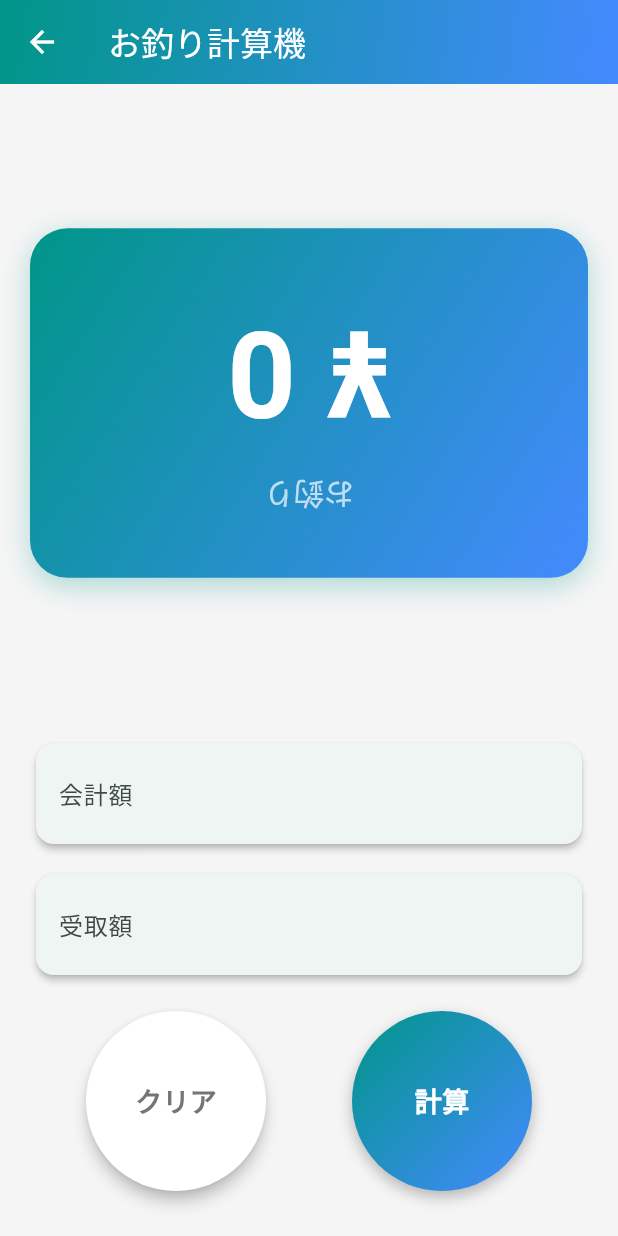
After one commit to cmk95717-cmyk/deli_taku, a Flutter app: the screen it shows after launch, after a tap on the "calculate" icon, on a phone screen of 412 x 824 dp. The commit adds this screen. Run offline on Flutter 3.47's test engine with Material 3 defaults, Android fonts, the phone set to English and light mode, and no system bars; our stand-ins replace share_plus, shared_preferences; missing offline and left inert: universal_html.

Commit message:
新しいお釣り計算機画面を追加し、メイン画面から遷移できるようにしました

```diff
--- /dev/null
+++ b/lib/change_calculator_page.dart
@@ -0,0 +1,268 @@
+import 'package:intl/intl.dart';
+import 'package:flutter/material.dart';
+import 'package:shared_preferences/shared_preferences.dart';
+
+class ChangeCalculatorPage extends StatefulWidget {
+  const ChangeCalculatorPage({super.key});
+
+  @override
+  State<ChangeCalculatorPage> createState() => _ChangeCalculatorPageState();
+}
+
+class _ChangeCalculatorPageState extends State<ChangeCalculatorPage> {
+  // 1. 変数とコントローラー
+  final _paymentController = TextEditingController();
+  final _receivedController = TextEditingController();
+  final formatter = NumberFormat("#,###");
+  int _change = 0;
+
+  @override
+  void initState() {
+    super.initState();
+    _loadData(); // 起動時に読み込む
+  }
+
+  @override
+  void dispose() {
+    _paymentController.dispose();
+    _receivedController.dispose();
+    super.dispose();
+  }
+
+  // --- データの保存と読み込み ---
+
+  Future<void> _saveData() async {
+    final prefs = await SharedPreferences.getInstance();
+    await prefs.setString('calc_payment', _paymentController.text);
+    await prefs.setString('calc_received', _receivedController.text);
+    await prefs.setInt('calc_change', _change);
+  }
+
+  Future<void> _loadData() async {
+    final prefs = await SharedPreferences.getInstance();
+    setState(() {
+      _paymentController.text = prefs.getString('calc_payment') ?? "";
+      _receivedController.text = prefs.getString('calc_received') ?? "";
+      _change = prefs.getInt('calc_change') ?? 0;
+    });
+  }
+
+  // --- UIを作る部品（メソッド） ---
+
+  Widget _buildInputCard(String label, TextEditingController controller) {
+    return Card(
+      elevation: 2,
+      shape: RoundedRectangleBorder(borderRadius: BorderRadius.circular(12)),
+      child: Padding(
+        padding: const EdgeInsets.symmetric(horizontal: 15, vertical: 5),
+        child: TextField(
+          controller: controller,
+          keyboardType: TextInputType.number,
+          decoration: InputDecoration(
+            labelText: label,
+            border: InputBorder.none,
+            suffixText: '円',
+          ),
+        ),
+      ),
+    );
+  }
+
+  Widget _buildRoundButton({
+    required String label,
+    required Color color,
+    required Color textColor,
+    required VoidCallback onPressed,
+  }) {
+    return SizedBox(
+      width: 120,
+      height: 120,
+      child: ElevatedButton(
+        onPressed: onPressed,
+        style: ElevatedButton.styleFrom(
+          backgroundColor: color,
+          shape: const CircleBorder(),
+          elevation: 4,
+        ),
+        child: Text(
+          label,
+          style: TextStyle(
+            color: textColor,
+            fontSize: 18,
+            fontWeight: FontWeight.bold,
+          ),
+        ),
+      ),
+    );
+  }
+
+  @override
+  Widget build(BuildContext context) {
+    return Scaffold(
+      backgroundColor: const Color(0xFFF5F5F5),
+      appBar: AppBar(
+        title: const Text('お釣り計算機'),
+        // ヘッダーにグラデーションを適用
+        flexibleSpace: Container(
+          decoration: const BoxDecoration(
+            gradient: LinearGradient(
+              colors: [Colors.teal, Colors.blueAccent],
+              begin: Alignment.topLeft,
+              end: Alignment.bottomRight,
+            ),
+          ),
+        ),
+        foregroundColor: Colors.white,
+        elevation: 0,
+      ),
+      body: Column(
+        children: [
+          // 1. お釣り表示枠
+          Expanded(
+            flex: 3,
+            child: Center(
+              child: Container(
+                width: double.infinity,
+                padding: const EdgeInsets.symmetric(
+                  vertical: 40,
+                  horizontal: 20,
+                ),
+                margin: const EdgeInsets.all(20),
+                decoration: BoxDecoration(
+                  // 枠のグラデーションは反転させず、アプリの基本方向に合わせる
+                  gradient: const LinearGradient(
+                    colors: [Colors.teal, Colors.blueAccent],
+                    begin: Alignment.topLeft,
+                    end: Alignment.bottomRight,
+                  ),
+                  borderRadius: BorderRadius.circular(25),
+                  boxShadow: [
+                    BoxShadow(
+                      color: Colors.teal.withOpacity(0.3),
+                      blurRadius: 15,
+                      offset: const Offset(0, 5),
+                    ),
+                  ],
+                ),
+                // ★ここでお釣りの文字だけを180度回転させる
+                child: Transform.rotate(
+                  angle: 3.14159,
+                  child: Column(
+                    mainAxisSize: MainAxisSize.min,
+                    children: [
+                      const Text(
+                        'お釣り',
+                        style: TextStyle(fontSize: 20, color: Colors.white70),
+                      ),
+                      const SizedBox(height: 10),
+                      FittedBox(
+                        child: Text(
+                          '¥ ${formatter.format(_change)}', // ★カンマ区切りを適用
+                          style: const TextStyle(
+                            fontSize: 80,
+                            fontWeight: FontWeight.bold,
+                            color: Colors.white,
+                          ),
+                        ),
+                      ),
+                    ],
+                  ),
+                ),
+              ),
+            ),
+          ),
+
+          // 2. 入力エリア（下揃え）
+          Padding(
+            padding: const EdgeInsets.symmetric(horizontal: 20, vertical: 10),
+            child: Column(
+              mainAxisSize: MainAxisSize.min,
+              children: [
+                _buildInputCard("会計額", _paymentController),
+                const SizedBox(height: 12),
+                _buildInputCard("受取額", _receivedController),
+              ],
+            ),
+          ),
+
+          // 3. アクションボタン
+          SafeArea(
+            child: Padding(
+              padding: const EdgeInsets.only(bottom: 30, top: 10),
+              child: Row(
+                mainAxisAlignment: MainAxisAlignment.spaceEvenly,
+                children: [
+                  _buildRoundButton(
+                    label: "クリア",
+                    color: Colors.white,
+                    textColor: Colors.grey[600]!,
+                    onPressed: () {
+                      setState(() {
+                        _paymentController.clear();
+                        _receivedController.clear();
+                        _change = 0;
+                      });
+                      _saveData();
+                    },
+                  ),
+                  // 計算ボタン（グラデーションを適用するために部品を少し変更）
+                  _buildGradientRoundButton(
+                    label: "計算",
+                    onPressed: () {
+                      FocusScope.of(context).unfocus();
+                      setState(() {
+                        int payment =
+                            int.tryParse(_paymentController.text) ?? 0;
+                        int received =
+                            int.tryParse(_receivedController.text) ?? 0;
+                        _change = received - payment;
+                      });
+                      _saveData();
+                    },
+                  ),
+                ],
+              ),
+            ),
+          ),
+        ],
+      ),
+    );
+  }
+
+  Widget _buildGradientRoundButton({
+    required String label,
+    required VoidCallback onPressed,
+  }) {
+    return GestureDetector(
+      onTap: onPressed,
+      child: Container(
+        width: 120,
+        height: 120,
+        decoration: const BoxDecoration(
+          shape: BoxShape.circle,
+          gradient: LinearGradient(
+            colors: [Colors.teal, Colors.blueAccent],
+            begin: Alignment.topLeft,
+            end: Alignment.bottomRight,
+          ),
+          boxShadow: [
+            BoxShadow(
+              color: Colors.black26,
+              blurRadius: 8,
+              offset: Offset(0, 4),
+            ),
+          ],
+        ),
+        alignment: Alignment.center,
+        child: Text(
+          label,
+          style: const TextStyle(
+            color: Colors.white,
+            fontSize: 18,
+            fontWeight: FontWeight.bold,
+          ),
+        ),
+      ),
+    );
+  }
+} // クラスの最後をしっかり閉じる
--- a/lib/main.dart
+++ b/lib/main.dart
@@ -11,6 +11,8 @@ import 'package:intl/intl.dart';
 import 'package:shared_preferences/shared_preferences.dart';
 import 'package:share_plus/share_plus.dart';
 import 'package:universal_html/html.dart' as html;
+
+import 'change_calculator_page.dart';
 
 void main() {
   runApp(const MyApp());
@@ -545,6 +547,20 @@ class _CalculatorScreenState extends State<CalculatorScreen> {
           ),
         ],
       ),
+
+      floatingActionButton: FloatingActionButton(
+        onPressed: () {
+          // ボタンを押した時の動き：新しい画面へ移動する
+          Navigator.push(
+            context,
+            MaterialPageRoute(
+              builder: (context) => const ChangeCalculatorPage(),
+            ),
+          );
+        },
+        backgroundColor: Colors.teal,
+        child: const Icon(Icons.calculate, color: Colors.white),
+      ),
     );
   }
 
```
